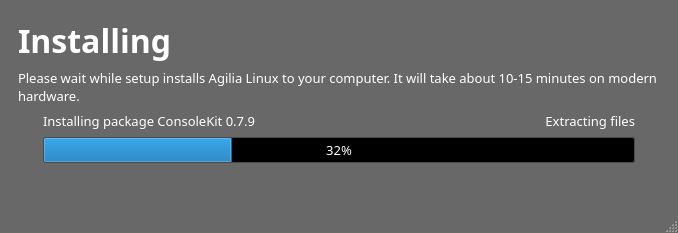
Old version of the form guiinstaller/guisetup_exec/mainwindow.ui in the repository aix27249/mpkg.
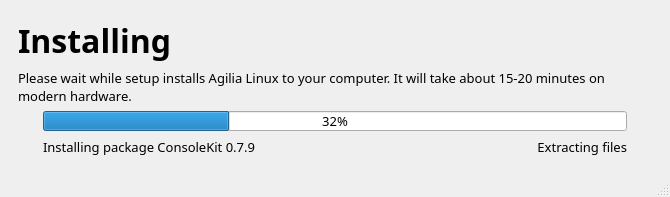
New version of the form. Icons and pictures are not drawn.

Commit message: reset installer colors to default theme: it is better when colors are selected by global theme setup, not app-specific

Diff of the .ui file:
```diff
--- a/guiinstaller/guisetup_exec/mainwindow.ui
+++ b/guiinstaller/guisetup_exec/mainwindow.ui
@@ -6,8 +6,8 @@
    <rect>
     <x>0</x>
     <y>0</y>
-    <width>678</width>
-    <height>233</height>
+    <width>670</width>
+    <height>169</height>
    </rect>
   </property>
   <property name="sizePolicy">
@@ -16,421 +16,6 @@
     <verstretch>0</verstretch>
    </sizepolicy>
   </property>
-  <property name="palette">
-   <palette>
-    <active>
-     <colorrole role="WindowText">
-      <brush brushstyle="SolidPattern">
-       <color alpha="255">
-        <red>255</red>
-        <green>255</green>
-        <blue>255</blue>
-       </color>
-      </brush>
-     </colorrole>
-     <colorrole role="Button">
-      <brush brushstyle="SolidPattern">
-       <color alpha="255">
-        <red>105</red>
-        <green>104</green>
-        <blue>104</blue>
-       </color>
-      </brush>
-     </colorrole>
-     <colorrole role="Light">
-      <brush brushstyle="SolidPattern">
-       <color alpha="255">
-        <red>158</red>
-        <green>156</green>
-        <blue>156</blue>
-       </color>
-      </brush>
-     </colorrole>
-     <colorrole role="Midlight">
-      <brush brushstyle="SolidPattern">
-       <color alpha="255">
-        <red>131</red>
-        <green>130</green>
-        <blue>130</blue>
-       </color>
-      </brush>
-     </colorrole>
-     <colorrole role="Dark">
-      <brush brushstyle="SolidPattern">
-       <color alpha="255">
-        <red>52</red>
-        <green>52</green>
-        <blue>52</blue>
-       </color>
-      </brush>
-     </colorrole>
-     <colorrole role="Mid">
-      <brush brushstyle="SolidPattern">
-       <color alpha="255">
-        <red>70</red>
-        <green>69</green>
-        <blue>69</blue>
-       </color>
-      </brush>
-     </colorrole>
-     <colorrole role="Text">
-      <brush brushstyle="SolidPattern">
-       <color alpha="255">
-        <red>255</red>
-        <green>255</green>
-        <blue>255</blue>
-       </color>
-      </brush>
-     </colorrole>
-     <colorrole role="BrightText">
-      <brush brushstyle="SolidPattern">
-       <color alpha="255">
-        <red>255</red>
-        <green>255</green>
-        <blue>255</blue>
-       </color>
-      </brush>
-     </colorrole>
-     <colorrole role="ButtonText">
-      <brush brushstyle="SolidPattern">
-       <color alpha="255">
-        <red>255</red>
-        <green>255</green>
-        <blue>255</blue>
-       </color>
-      </brush>
-     </colorrole>
-     <colorrole role="Base">
-      <brush brushstyle="SolidPattern">
-       <color alpha="255">
-        <red>0</red>
-        <green>0</green>
-        <blue>0</blue>
-       </color>
-      </brush>
-     </colorrole>
-     <colorrole role="Window">
-      <brush brushstyle="SolidPattern">
-       <color alpha="255">
-        <red>105</red>
-        <green>104</green>
-        <blue>104</blue>
-       </color>
-      </brush>
-     </colorrole>
-     <colorrole role="Shadow">
-      <brush brushstyle="SolidPattern">
-       <color alpha="255">
-        <red>0</red>
-        <green>0</green>
-        <blue>0</blue>
-       </color>
-      </brush>
-     </colorrole>
-     <colorrole role="AlternateBase">
-      <brush brushstyle="SolidPattern">
-       <color alpha="255">
-        <red>52</red>
-        <green>52</green>
-        <blue>52</blue>
-       </color>
-      </brush>
-     </colorrole>
-     <colorrole role="ToolTipBase">
-      <brush brushstyle="SolidPattern">
-       <color alpha="255">
-        <red>255</red>
-        <green>255</green>
-        <blue>220</blue>
-       </color>
-      </brush>
-     </colorrole>
-     <colorrole role="ToolTipText">
-      <brush brushstyle="SolidPattern">
-       <color alpha="255">
-        <red>0</red>
-        <green>0</green>
-        <blue>0</blue>
-       </color>
-      </brush>
-     </colorrole>
-    </active>
-    <inactive>
-     <colorrole role="WindowText">
-      <brush brushstyle="SolidPattern">
-       <color alpha="255">
-        <red>255</red>
-        <green>255</green>
-        <blue>255</blue>
-       </color>
-      </brush>
-     </colorrole>
-     <colorrole role="Button">
-      <brush brushstyle="SolidPattern">
-       <color alpha="255">
-        <red>105</red>
-        <green>104</green>
-        <blue>104</blue>
-       </color>
-      </brush>
-     </colorrole>
-     <colorrole role="Light">
-      <brush brushstyle="SolidPattern">
-       <color alpha="255">
-        <red>158</red>
-        <green>156</green>
-        <blue>156</blue>
-       </color>
-      </brush>
-     </colorrole>
-     <colorrole role="Midlight">
-      <brush brushstyle="SolidPattern">
-       <color alpha="255">
-        <red>131</red>
-        <green>130</green>
-        <blue>130</blue>
-       </color>
-      </brush>
-     </colorrole>
-     <colorrole role="Dark">
-      <brush brushstyle="SolidPattern">
-       <color alpha="255">
-        <red>52</red>
-        <green>52</green>
-        <blue>52</blue>
-       </color>
-      </brush>
-     </colorrole>
-     <colorrole role="Mid">
-      <brush brushstyle="SolidPattern">
-       <color alpha="255">
-        <red>70</red>
-        <green>69</green>
-        <blue>69</blue>
-       </color>
-      </brush>
-     </colorrole>
-     <colorrole role="Text">
-      <brush brushstyle="SolidPattern">
-       <color alpha="255">
-        <red>255</red>
-        <green>255</green>
-        <blue>255</blue>
-       </color>
-      </brush>
-     </colorrole>
-     <colorrole role="BrightText">
-      <brush brushstyle="SolidPattern">
-       <color alpha="255">
-        <red>255</red>
-        <green>255</green>
-        <blue>255</blue>
-       </color>
-      </brush>
-     </colorrole>
-     <colorrole role="ButtonText">
-      <brush brushstyle="SolidPattern">
-       <color alpha="255">
-        <red>255</red>
-        <green>255</green>
-        <blue>255</blue>
-       </color>
-      </brush>
-     </colorrole>
-     <colorrole role="Base">
-      <brush brushstyle="SolidPattern">
-       <color alpha="255">
-        <red>0</red>
-        <green>0</green>
-        <blue>0</blue>
-       </color>
-      </brush>
-     </colorrole>
-     <colorrole role="Window">
-      <brush brushstyle="SolidPattern">
-       <color alpha="255">
-        <red>105</red>
-        <green>104</green>
-        <blue>104</blue>
-       </color>
-      </brush>
-     </colorrole>
-     <colorrole role="Shadow">
-      <brush brushstyle="SolidPattern">
-       <color alpha="255">
-        <red>0</red>
-        <green>0</green>
-        <blue>0</blue>
-       </color>
-      </brush>
-     </colorrole>
-     <colorrole role="AlternateBase">
-      <brush brushstyle="SolidPattern">
-       <color alpha="255">
-        <red>52</red>
-        <green>52</green>
-        <blue>52</blue>
-       </color>
-      </brush>
-     </colorrole>
-     <colorrole role="ToolTipBase">
-      <brush brushstyle="SolidPattern">
-       <color alpha="255">
-        <red>255</red>
-        <green>255</green>
-        <blue>220</blue>
-       </color>
-      </brush>
-     </colorrole>
-     <colorrole role="ToolTipText">
-      <brush brushstyle="SolidPattern">
-       <color alpha="255">
-        <red>0</red>
-        <green>0</green>
-        <blue>0</blue>
-       </color>
-      </brush>
-     </colorrole>
-    </inactive>
-    <disabled>
-     <colorrole role="WindowText">
-      <brush brushstyle="SolidPattern">
-       <color alpha="255">
-        <red>52</red>
-        <green>52</green>
-        <blue>52</blue>
-       </color>
-      </brush>
-     </colorrole>
-     <colorrole role="Button">
-      <brush brushstyle="SolidPattern">
-       <color alpha="255">
-        <red>105</red>
-        <green>104</green>
-        <blue>104</blue>
-       </color>
-      </brush>
-     </colorrole>
-     <colorrole role="Light">
-      <brush brushstyle="SolidPattern">
-       <color alpha="255">
-        <red>158</red>
-        <green>156</green>
-        <blue>156</blue>
-       </color>
-      </brush>
-     </colorrole>
-     <colorrole role="Midlight">
-      <brush brushstyle="SolidPattern">
-       <color alpha="255">
-        <red>131</red>
-        <green>130</green>
-        <blue>130</blue>
-       </color>
-      </brush>
-     </colorrole>
-     <colorrole role="Dark">
-      <brush brushstyle="SolidPattern">
-       <color alpha="255">
-        <red>52</red>
-        <green>52</green>
-        <blue>52</blue>
-       </color>
-      </brush>
-     </colorrole>
-     <colorrole role="Mid">
-      <brush brushstyle="SolidPattern">
-       <color alpha="255">
-        <red>70</red>
-        <green>69</green>
-        <blue>69</blue>
-       </color>
-      </brush>
-     </colorrole>
-     <colorrole role="Text">
-      <brush brushstyle="SolidPattern">
-       <color alpha="255">
-        <red>52</red>
-        <green>52</green>
-        <blue>52</blue>
-       </color>
-      </brush>
-     </colorrole>
-     <colorrole role="BrightText">
-      <brush brushstyle="SolidPattern">
-       <color alpha="255">
-        <red>255</red>
-        <green>255</green>
-        <blue>255</blue>
-       </color>
-      </brush>
-     </colorrole>
-     <colorrole role="ButtonText">
-      <brush brushstyle="SolidPattern">
-       <color alpha="255">
-        <red>52</red>
-        <green>52</green>
-        <blue>52</blue>
-       </color>
-      </brush>
-     </colorrole>
-     <colorrole role="Base">
-      <brush brushstyle="SolidPattern">
-       <color alpha="255">
-        <red>105</red>
-        <green>104</green>
-        <blue>104</blue>
-       </color>
-      </brush>
-     </colorrole>
-     <colorrole role="Window">
-      <brush brushstyle="SolidPattern">
-       <color alpha="255">
-        <red>105</red>
-        <green>104</green>
-        <blue>104</blue>
-       </color>
-      </brush>
-     </colorrole>
-     <colorrole role="Shadow">
-      <brush brushstyle="SolidPattern">
-       <color alpha="255">
-        <red>0</red>
-        <green>0</green>
-        <blue>0</blue>
-       </color>
-      </brush>
-     </colorrole>
-     <colorrole role="AlternateBase">
-      <brush brushstyle="SolidPattern">
-       <color alpha="255">
-        <red>105</red>
-        <green>104</green>
-        <blue>104</blue>
-       </color>
-      </brush>
-     </colorrole>
-     <colorrole role="ToolTipBase">
-      <brush brushstyle="SolidPattern">
-       <color alpha="255">
-        <red>255</red>
-        <green>255</green>
-        <blue>220</blue>
-       </color>
-      </brush>
-     </colorrole>
-     <colorrole role="ToolTipText">
-      <brush brushstyle="SolidPattern">
-       <color alpha="255">
-        <red>0</red>
-        <green>0</green>
-        <blue>0</blue>
-       </color>
-      </brush>
-     </colorrole>
-    </disabled>
-   </palette>
-  </property>
   <property name="font">
    <font>
     <pointsize>10</pointsize>
@@ -514,7 +99,7 @@
         <item>
          <widget class="QLabel" name="label_2">
           <property name="text">
-           <string>Please wait while setup installs Agilia Linux to your computer. It will take about 10-15 minutes on modern hardware.</string>
+           <string>Please wait while setup installs Agilia Linux to your computer. It will take about 15-20 minutes on modern hardware.</string>
           </property>
           <property name="wordWrap">
            <bool>true</bool>
@@ -541,6 +126,13 @@
           </item>
           <item>
            <layout class="QVBoxLayout" name="verticalLayout">
+            <item>
+             <widget class="QProgressBar" name="progressBar">
+              <property name="value">
+               <number>32</number>
+              </property>
+             </widget>
+            </item>
             <item>
              <layout class="QHBoxLayout" name="horizontalLayout">
               <item>
@@ -575,13 +167,6 @@
               </item>
              </layout>
             </item>
-            <item>
-             <widget class="QProgressBar" name="progressBar">
-              <property name="value">
-               <number>32</number>
-              </property>
-             </widget>
-            </item>
            </layout>
           </item>
           <item>
```
Left out of the diff: 10 changed lines with no effect on the pictures. The commit also changes 3 other files.
